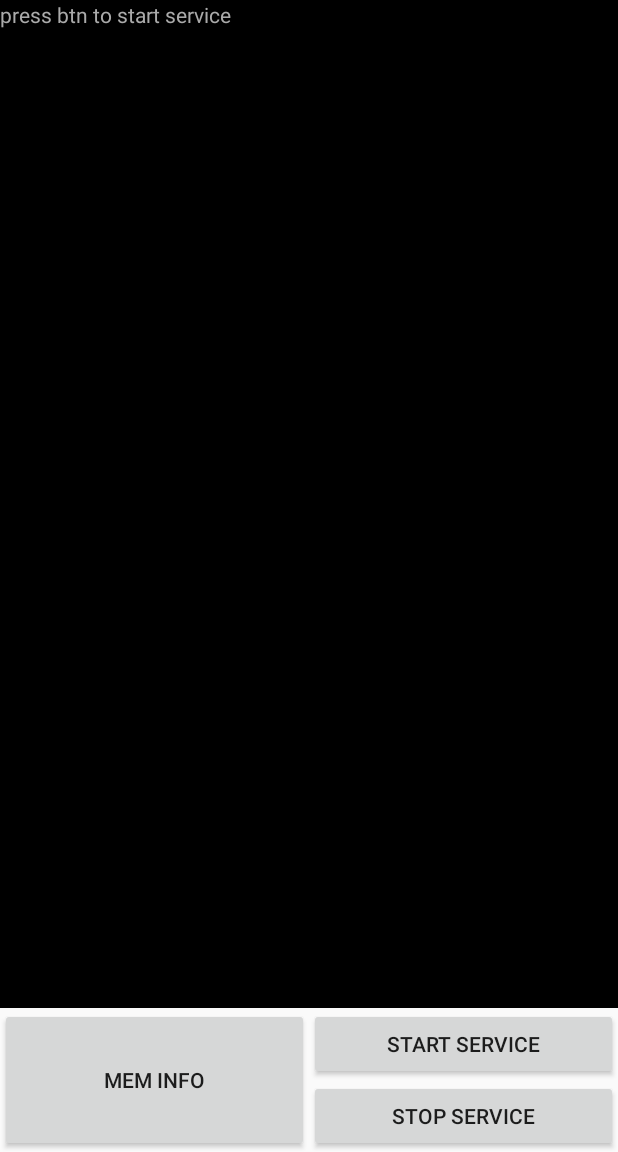
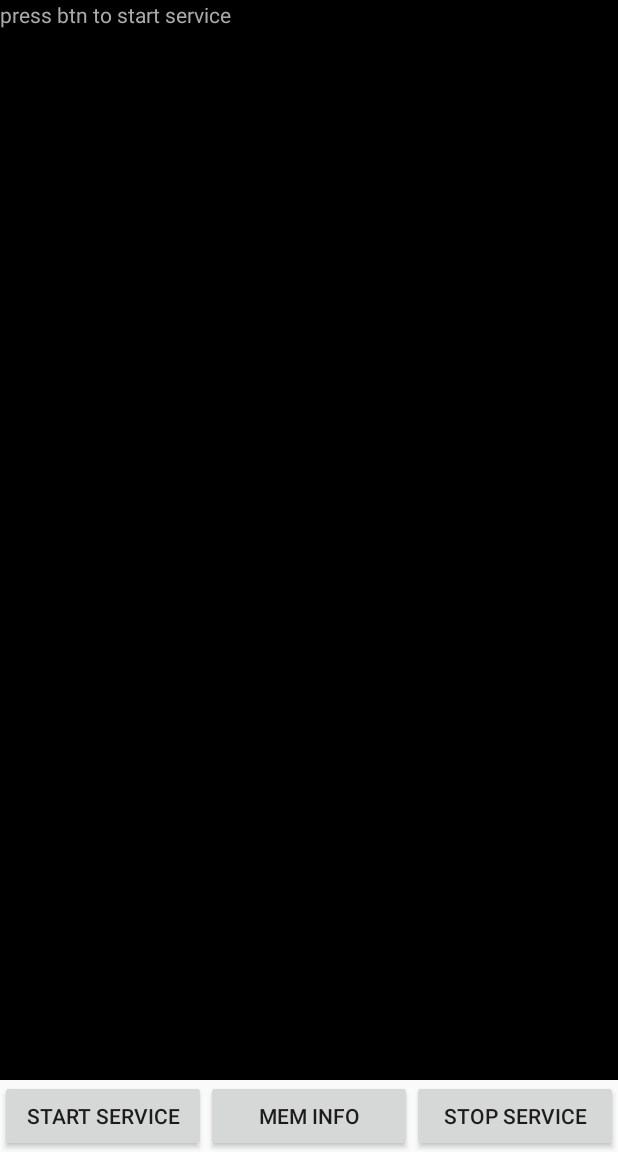
Before and after one commit to Supra-CN/servtest, an Android app: the screen it shows after launch (MainActivity), on a phone screen of 412 x 824 dp, the part 84-1236 px from its top. Run offline under Robolectric (Android 15) with nearby library versions, the phone set to English and light mode, and no system bars.

Commit message:
调整布局

```diff
--- a/app/src/main/AndroidManifest.xml
+++ b/app/src/main/AndroidManifest.xml
@@ -66,6 +66,10 @@
             android:enabled="true"
             android:exported="true">
         </service>
+        <service
+            android:name=".MyIntentService"
+            android:exported="false">
+        </service>
     </application>
 
 </manifest>
--- a/app/src/main/res/layout/activity_main.xml
+++ b/app/src/main/res/layout/activity_main.xml
@@ -28,35 +28,29 @@
         android:orientation="horizontal">
 
         <Button
+            android:id="@+id/btn_start"
+            android:layout_width="0dp"
+            android:layout_height="wrap_content"
+            android:layout_weight="1"
+            android:padding="10dp"
+            android:text="start service"/>
+
+        <Button
             android:id="@+id/btn_mem"
             android:layout_width="0dp"
-            android:layout_height="match_parent"
+            android:layout_height="wrap_content"
             android:layout_weight="1"
             android:text="mem info"/>
 
 
-        <LinearLayout
+        <Button
+            android:id="@+id/btn_stop"
             android:layout_width="0dp"
             android:layout_height="wrap_content"
             android:layout_weight="1"
-            android:orientation="vertical">
+            android:padding="10dp"
+            android:text="stop service"/>
 
-            <Button
-                android:id="@+id/btn_start"
-                android:layout_width="match_parent"
-                android:layout_height="wrap_content"
-                android:padding="10dp"
-                android:text="start service"/>
-
-
-            <Button
-                android:id="@+id/btn_stop"
-                android:layout_width="match_parent"
-                android:layout_height="wrap_content"
-                android:padding="10dp"
-                android:text="stop service"/>
-
-        </LinearLayout>
     </LinearLayout>
 
 </LinearLayout>
```
Also changed, not shown: app/src/main/java/tw/supra/servtest/MyIntentService.java (added, +91 -0 lines).
